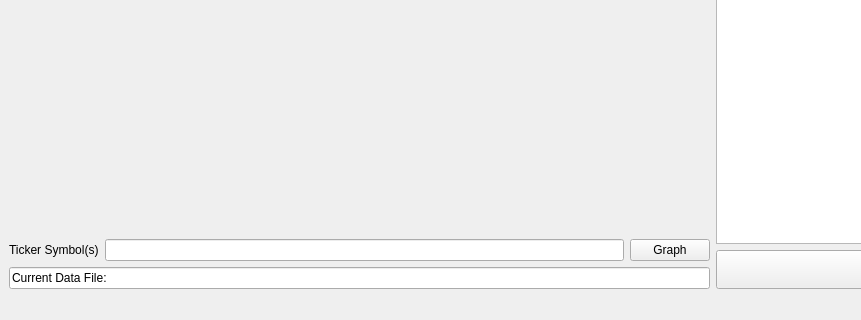
mattphillipsphd/StockView, file window.ui: the form before one commit; both pictures show x 0 to 861 and y 379 to 699 of the 1425 by 699 pixel window.
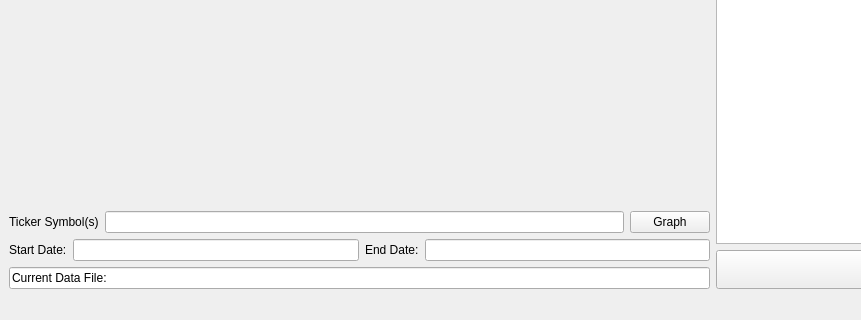
The form after the commit. Custom widgets are drawn as their Qt base class.

Commit message: Created DataFetcher class

Patch:
```diff
--- a/window.ui
+++ b/window.ui
@@ -16,7 +16,7 @@
   <widget class="QWidget" name="Frame">
    <layout class="QHBoxLayout" name="horizontalLayout_3">
     <item>
-     <layout class="QVBoxLayout" name="Grapher_Layout" stretch="1,0,0">
+     <layout class="QVBoxLayout" name="Grapher_Layout" stretch="1,0,0,0">
       <item>
        <widget class="ChartWidget" name="StockView_Chart" native="true"/>
       </item>
@@ -41,6 +41,30 @@
         </item>
        </layout>
       </item>
+      <item>
+       <layout class="QHBoxLayout" name="horizontalLayout">
+        <item>
+         <widget class="QLabel" name="label">
+          <property name="text">
+           <string>Start Date:</string>
+          </property>
+         </widget>
+        </item>
+        <item>
+         <widget class="QLineEdit" name="StartDate_lineEdit"/>
+        </item>
+        <item>
+         <widget class="QLabel" name="label_2">
+          <property name="text">
+           <string>End Date:</string>
+          </property>
+         </widget>
+        </item>
+        <item>
+         <widget class="QLineEdit" name="EndDate_lineEdit"/>
+        </item>
+       </layout>
+      </item>
       <item>
        <widget class="QLineEdit" name="DataFile_LineEdit">
         <property name="text">
```
The commit also changes 6 other files.
